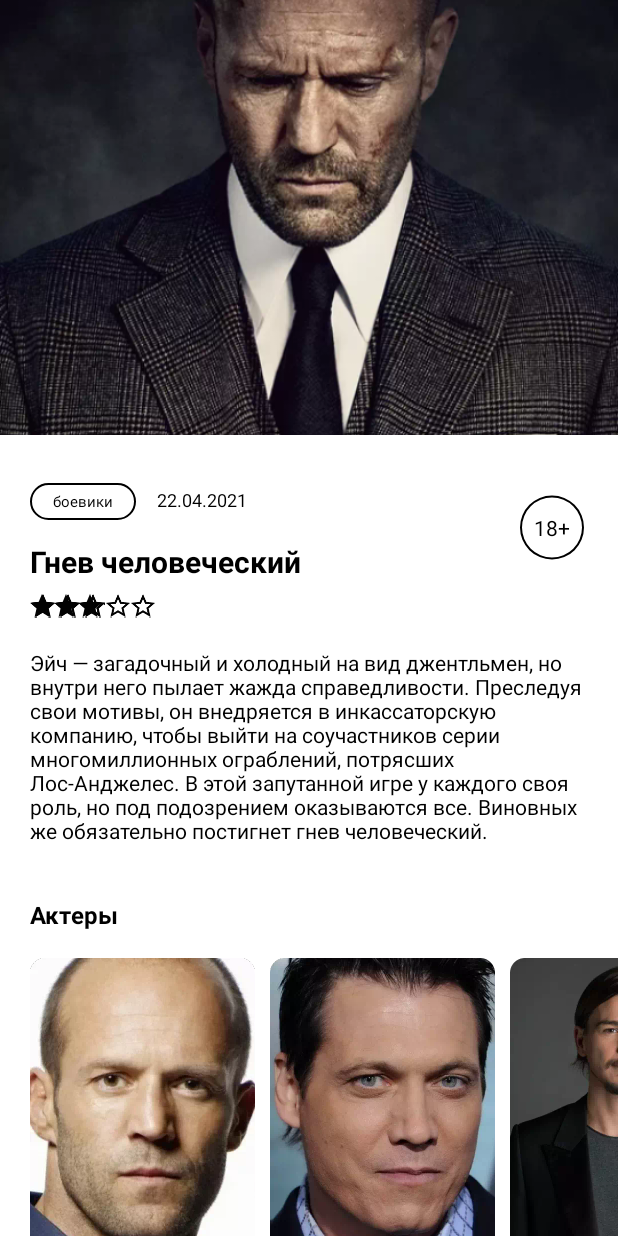
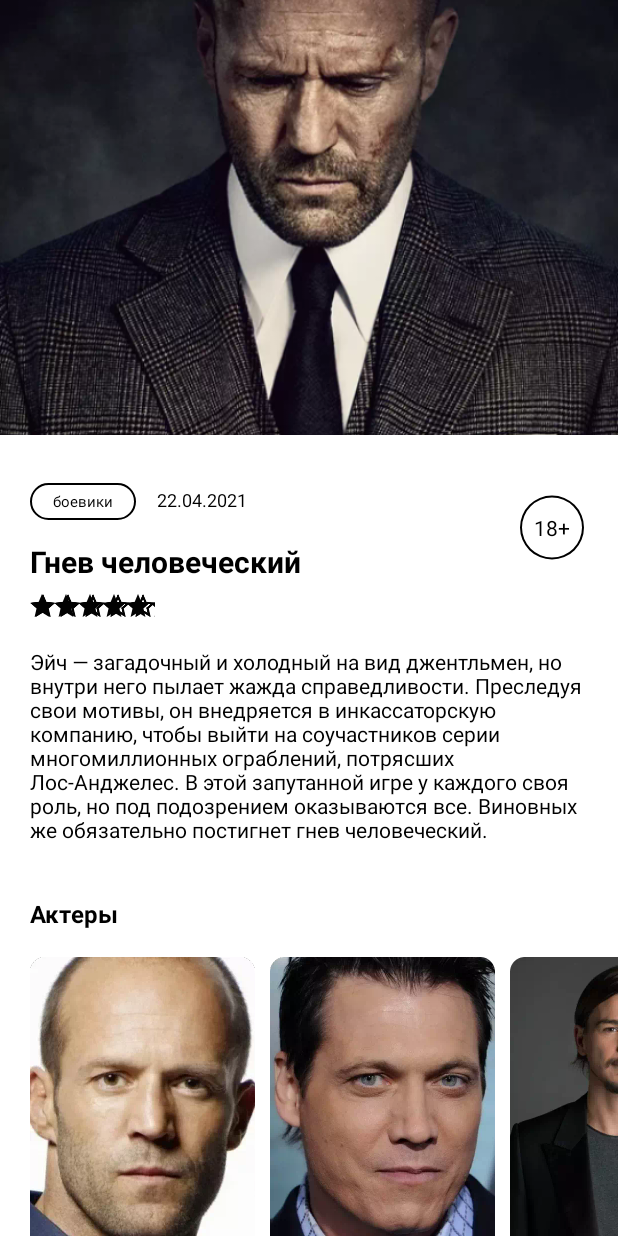
Before and after one commit to bakunovgerman/HomeWork_2_MTS, an Android app: the fragment MovieDetailFragment shown on its own in the app's theme, on a phone screen of 412 x 824 dp. Run offline under Robolectric (Android 15) with nearby library versions, the light colour scheme and no system bars; our stand-ins replace Picasso; pictures from the network do not load; 5 statements that could not run were skipped.

Commit message:
open detail movie complete

```diff
--- a/app/build.gradle
+++ b/app/build.gradle
@@ -1,6 +1,7 @@
 plugins {
     id 'com.android.application'
     id 'kotlin-android'
+    id 'kotlin-parcelize'
 }
 
 android {
--- a/app/src/main/java/com/example/homework_2_mts/MovieDetailFragment.kt
+++ /dev/null
@@ -1,59 +0,0 @@
-package com.example.homework_2_mts
-
-import android.os.Bundle
-import androidx.fragment.app.Fragment
-import android.view.LayoutInflater
-import android.view.View
-import android.view.ViewGroup
-
-// TODO: Rename parameter arguments, choose names that match
-// the fragment initialization parameters, e.g. ARG_ITEM_NUMBER
-private const val ARG_PARAM1 = "param1"
-private const val ARG_PARAM2 = "param2"
-
-/**
- * A simple [Fragment] subclass.
- * Use the [MovieDetailFragment.newInstance] factory method to
- * create an instance of this fragment.
- */
-class MovieDetailFragment : Fragment() {
-    // TODO: Rename and change types of parameters
-    private var param1: String? = null
-    private var param2: String? = null
-
-    override fun onCreate(savedInstanceState: Bundle?) {
-        super.onCreate(savedInstanceState)
-        arguments?.let {
-            param1 = it.getString(ARG_PARAM1)
-            param2 = it.getString(ARG_PARAM2)
-        }
-    }
-
-    override fun onCreateView(
-        inflater: LayoutInflater, container: ViewGroup?,
-        savedInstanceState: Bundle?
-    ): View? {
-        // Inflate the layout for this fragment
-        return inflater.inflate(R.layout.fragment_movie_detail, container, false)
-    }
-
-    companion object {
-        /**
-         * Use this factory method to create a new instance of
-         * this fragment using the provided parameters.
-         *
-         * @param param1 Parameter 1.
-         * @param param2 Parameter 2.
-         * @return A new instance of fragment MovieDetailFragment.
-         */
-        // TODO: Rename and change types and number of parameters
-        @JvmStatic
-        fun newInstance(param1: String, param2: String) =
-            MovieDetailFragment().apply {
-                arguments = Bundle().apply {
-                    putString(ARG_PARAM1, param1)
-                    putString(ARG_PARAM2, param2)
-                }
-            }
-    }
-}
--- a/app/src/main/java/com/example/homework_2_mts/data/dto/MovieDto.kt
+++ b/app/src/main/java/com/example/homework_2_mts/data/dto/MovieDto.kt
@@ -1,9 +1,13 @@
 package com.example.homework_2_mts.data.dto
 
+import android.os.Parcelable
+import kotlinx.parcelize.Parcelize
+
+@Parcelize
 data class MovieDto(
 	val title: String,
 	val description: String,
 	val rateScore: Int,
 	val ageRestriction: Int,
 	val imageUrl: String
-)
+) : Parcelable
--- /dev/null
+++ b/app/src/main/java/com/example/homework_2_mts/fragments/MovieDetailFragment.kt
@@ -0,0 +1,63 @@
+package com.example.homework_2_mts.fragments
+
+import android.os.Bundle
+import androidx.fragment.app.Fragment
+import android.view.LayoutInflater
+import android.view.View
+import android.view.ViewGroup
+import android.widget.ImageView
+import android.widget.RatingBar
+import android.widget.TextView
+import com.example.homework_2_mts.R
+import com.example.homework_2_mts.data.dto.MovieDto
+import com.squareup.picasso.Picasso
+
+class MovieDetailFragment : Fragment() {
+
+    private lateinit var movie: MovieDto
+    private lateinit var tvMovieTitle: TextView
+    private lateinit var movieRatingLayout: RatingBar
+    private lateinit var tvMovieAge: TextView
+    private lateinit var tvMovieDescription: TextView
+    private lateinit var imgMoviePoster: ImageView
+
+    override fun onCreate(savedInstanceState: Bundle?) {
+        super.onCreate(savedInstanceState)
+        arguments?.let {
+            movie = it.getParcelable("movie")!!
+        }
+    }
+
+    override fun onCreateView(
+        inflater: LayoutInflater, container: ViewGroup?,
+        savedInstanceState: Bundle?
+    ): View? {
+        val view = inflater.inflate(R.layout.fragment_movie_detail, container, false)
+
+        tvMovieTitle = view.findViewById(R.id.tvMovieTitle)
+        movieRatingLayout = view.findViewById(R.id.movieRatingLayout)
+        tvMovieAge = view.findViewById(R.id.tvMovieAge)
+        tvMovieDescription = view.findViewById(R.id.tvMovieDescription)
+        imgMoviePoster = view.findViewById(R.id.imgMoviePoster)
+        setInfo()
+
+        return view
+    }
+
+    companion object {
+        @JvmStatic
+        fun newInstance(item: MovieDto) =
+            MovieDetailFragment().apply {
+                arguments = Bundle().apply {
+                    putParcelable("movie", item)
+                }
+            }
+    }
+    private fun setInfo(){
+        tvMovieTitle.text = movie.title
+        movieRatingLayout.rating = movie.rateScore.toFloat()
+        tvMovieAge.text = String.format(movie.ageRestriction.toString() + '+')
+        tvMovieDescription.text = movie.description
+        Picasso.get().load(movie.imageUrl).into(imgMoviePoster)
+    }
+}
--- a/app/src/main/java/com/example/homework_2_mts/ProfileFragment.kt
+++ b/app/src/main/java/com/example/homework_2_mts/fragments/ProfileFragment.kt
@@ -1,10 +1,11 @@
-package com.example.homework_2_mts
+package com.example.homework_2_mts.fragments
 
 import android.os.Bundle
 import androidx.fragment.app.Fragment
 import android.view.LayoutInflater
 import android.view.View
 import android.view.ViewGroup
+import com.example.homework_2_mts.R
 
 private const val ARG_PARAM1 = "param1"
 private const val ARG_PARAM2 = "param2"
--- a/app/src/main/res/layout/fragment_main.xml
+++ b/app/src/main/res/layout/fragment_main.xml
@@ -3,7 +3,7 @@
     xmlns:tools="http://schemas.android.com/tools"
     android:layout_width="match_parent"
     android:layout_height="match_parent"
-    tools:context=".MainFragment"
+    tools:context=".fragments.MainFragment"
     xmlns:app="http://schemas.android.com/apk/res-auto">
 
     <androidx.swiperefreshlayout.widget.SwipeRefreshLayout
--- a/app/src/main/res/layout/fragment_movie_detail.xml
+++ b/app/src/main/res/layout/fragment_movie_detail.xml
@@ -100,10 +100,9 @@
                 app:layout_constraintTop_toBottomOf="@+id/tvMovieTitle"
                 app:layout_constraintStart_toStartOf="@id/guideLine_1"
                 android:layout_width="wrap_content"
-                android:layout_height="16dp"
-                android:layout_marginBottom="5dp"
+                android:layout_height="15dp"
                 android:numStars="5"
-                android:rating="3"
+                android:rating="5"
                 android:stepSize="1"
                 android:layout_marginTop="@dimen/movie_rating_margin_top"/>
 
--- a/app/src/main/res/layout/fragment_profile.xml
+++ b/app/src/main/res/layout/fragment_profile.xml
@@ -3,7 +3,7 @@
     xmlns:tools="http://schemas.android.com/tools"
     android:layout_width="match_parent"
     android:layout_height="match_parent"
-    tools:context=".ProfileFragment">
+    tools:context=".fragments.ProfileFragment">
 
     <!-- TODO: Update blank fragment layout -->
     <TextView
--- a/app/src/main/res/values/themes.xml
+++ b/app/src/main/res/values/themes.xml
@@ -23,9 +23,9 @@
     </style>
     <style name="CustomRatingBarDetailMovie" parent="@android:style/Widget.RatingBar">
         <item name="android:progressDrawable">@drawable/custom_ratingbar_dm</item>
-        <item name="minWidth">20dp</item>
-        <item name="maxWidth">20dp</item>
-        <item name="android:minHeight">28dp</item>
-        <item name="android:maxHeight">28dp</item>
+<!--        <item name="minWidth">20dp</item>-->
+<!--        <item name="maxWidth">20dp</item>-->
+<!--        <item name="android:minHeight">16dp</item>-->
+<!--        <item name="android:maxHeight">16dp</item>-->
     </style>
 </resources>
--- a/build.gradle
+++ b/build.gradle
@@ -6,7 +6,7 @@ buildscript {
         mavenCentral()
     }
     dependencies {
-        classpath "com.android.tools.build:gradle:4.2.1"
+        classpath 'com.android.tools.build:gradle:4.2.2'
         classpath "org.jetbrains.kotlin:kotlin-gradle-plugin:$kotlin_version"
 
         // NOTE: Do not place your application dependencies here; they belong
```
Also changed, not shown: app/src/main/java/com/example/homework_2_mts/activities/HomeActivity.kt (+23 -18 lines), app/src/main/java/com/example/homework_2_mts/fragments/MainFragment.kt (renamed from app/src/main/java/com/example/homework_2_mts/MainFragment.kt, +14 -4 lines).
